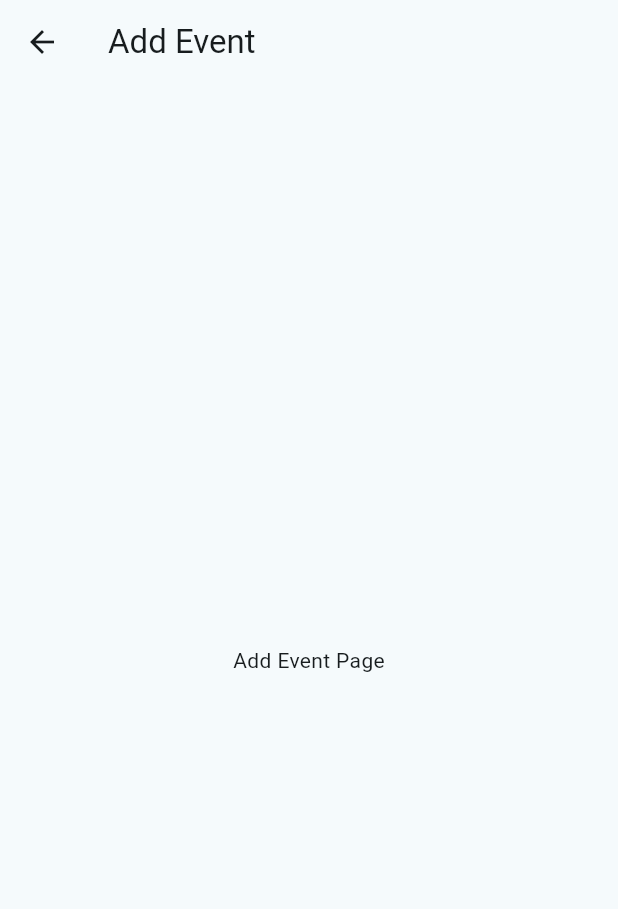
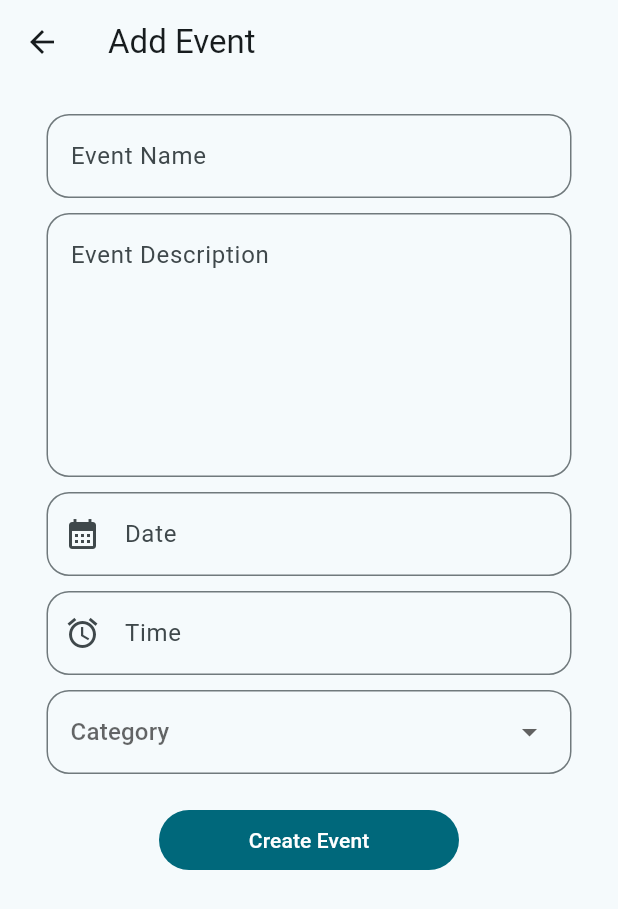
Before and after one commit to jjustn/Orbital, a Flutter app: the AddEventPage screen opened directly, on a phone screen of 412 x 824 dp. Shown: the top 909 px of the screen. Run offline on Flutter 3.47's test engine with Material 3 defaults, Android fonts, the phone set to English and light mode, and no system bars; our stand-ins replace firebase_auth, firebase_core; accounts and stored records are empty; statements that could not run were skipped.

Commit message:
add event + arya's pending commits?

```diff
--- a/lib/views/pages/addevent_page.dart
+++ b/lib/views/pages/addevent_page.dart
@@ -8,12 +8,139 @@ class AddEventPage extends StatefulWidget {
 }
 
 class _AddEventPageState extends State<AddEventPage> {
+  final TextEditingController _dateController = TextEditingController();
+
+  final List<String> categories = [
+    "Sports",
+    "Travel",
+    "Movies",
+    "Food & Drinks",
+    "Concerts",
+  ];
+  String? value;
+
+  Future<void> _selectDate() async {
+    DateTime? picked = await showDatePicker(
+      context: context,
+      initialDate: DateTime.now(),
+      firstDate: DateTime(2026),
+      lastDate: DateTime(2100),
+    );
+
+    if (picked != null) {
+      setState(() {
+        _dateController.text = picked.toString().split(" ")[0];
+      });
+    }
+  }
+
   @override
   Widget build(BuildContext context) {
     return Scaffold(
       appBar: AppBar(title: Text("Add Event")),
-      body: Center(
-        child: Text("Add Event Page")),
+      body: SingleChildScrollView(
+        child: Padding(
+          padding: const EdgeInsets.all(20.0),
+          child: Center(
+            child: Column(
+              children: [
+                SizedBox(
+                  width: 350.0,
+                  child: TextFormField(
+                    decoration: InputDecoration(
+                      border: OutlineInputBorder(
+                        borderRadius: BorderRadius.circular(15.0),
+                      ),
+                      label: Text("Event Name"),
+                    ),
+                  ),
+                ),
+                Padding(padding: const EdgeInsets.all(5.0)),
+                SizedBox(
+                  width: 350.0,
+                  child: TextFormField(
+                    maxLines: 6,
+                    decoration: InputDecoration(
+                      border: OutlineInputBorder(
+                        borderRadius: BorderRadius.circular(15.0),
+                      ),
+                      hintText: "Event Description",
+                    ),
+                  ),
+                ),
+                Padding(padding: const EdgeInsets.all(5.0)),
+                SizedBox(
+                  width: 350.0,
+                  child: TextFormField(
+                    controller: _dateController,
+                    decoration: InputDecoration(
+                      prefixIcon: Icon(Icons.calendar_month),
+                      border: OutlineInputBorder(
+                        borderRadius: BorderRadius.circular(15.0),
+                      ),
+                      label: Text("Date"),
+                    ),
+                    onTap: () {
+                      _selectDate();
+                    },
+                  ),
+                ),
+                Padding(padding: const EdgeInsets.all(5.0)),
+                SizedBox(
+                  width: 350.0,
+                  child: TextFormField(
+                    decoration: InputDecoration(
+                      prefixIcon: Icon(Icons.alarm),
+                      border: OutlineInputBorder(
+                        borderRadius: BorderRadius.circular(15.0),
+                      ),
+                      label: Text("Time"),
+                    ),
+                  ),
+                ),
+                Padding(padding: const EdgeInsets.all(5.0)),
+                SizedBox(
+                  height: 56,
+                  width: 350,
+                  child: InputDecorator(
+                    decoration: InputDecoration(
+                      border: OutlineInputBorder(
+                        borderRadius: BorderRadius.circular(15.0),
+                      ),
+                    ),
+                    child: DropdownButtonHideUnderline(
+                      child: DropdownButton(
+                        items: categories
+                            .map(
+                              (item) => DropdownMenuItem(
+                                value: item,
+                                child: Text(item),
+                              ),
+                            )
+                            .toList(),
+                        menuWidth: 350.0,
+                        onChanged: ((value) => setState(() {
+                          this.value = value;
+                        })),
+                        hint: Text("Category"),
+                        value: value,
+                      ),
+                    ),
+                  ),
+                ),
+                Padding(padding: const EdgeInsets.all(10.0)),
+                FilledButton(
+                  style: FilledButton.styleFrom(minimumSize: Size(200.0, 40.0)),
+                  onPressed: () {
+                    Navigator.pop(context);
+                  },
+                  child: Text("Create Event"),
+                ),
+              ],
+            ),
+          ),
+        ),
+      ),
     );
   }
 }
--- a/lib/views/pages/event_page.dart
+++ b/lib/views/pages/event_page.dart
@@ -60,6 +60,12 @@ class _EventPageState extends State<EventPage> {
                           label: Text("Food & Drinks"),
                         ),
                         Padding(padding: EdgeInsets.all(5.0)),
+                        FilledButton.icon(
+                          onPressed: () {},
+                          icon: Icon(Icons.music_note),
+                          label: Text("Concerts"),
+                        ),
+                        Padding(padding: EdgeInsets.all(5.0))
                       ],
                     ),
                   ],
```
Also changed, not shown: pubspec.lock, 11 other files.
